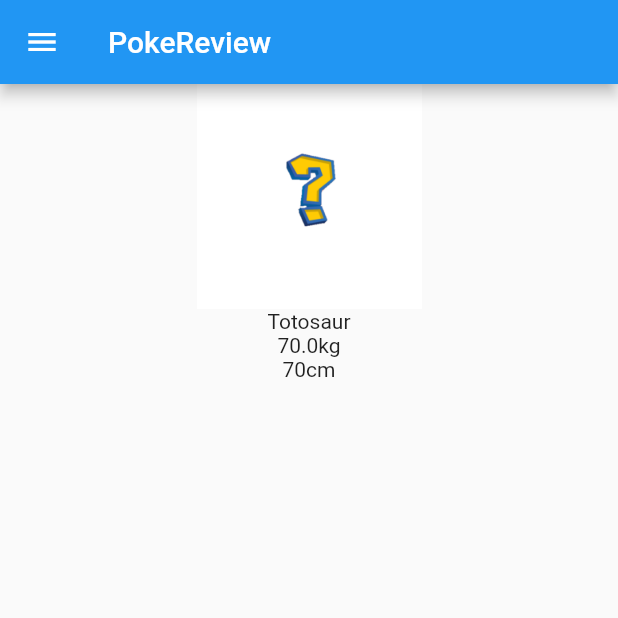
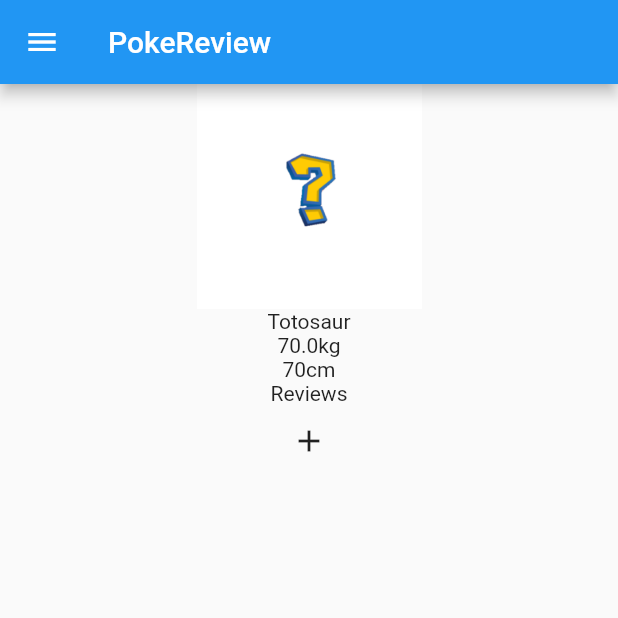
Before and after one commit to Les-gens/PokeReview, a Flutter app: the PokemonPage screen opened directly with empty values, on a phone screen of 412 x 824 dp, the top half of it. Run offline on Flutter 3.47's test engine with Material 2 defaults, Android fonts, the phone set to English and light mode, and no system bars; our stand-ins replace cloud_firestore, firebase_auth, firebase_core; accounts and stored records are empty; network calls fail; statements that could not run were skipped.

Commit message:
comments implem sort of

```diff
--- /dev/null
+++ b/lib/data/models/comment.dart
@@ -0,0 +1,30 @@
+import 'package:flutter/material.dart';
+
+class Comment {
+  String? userid;
+  String? pokemonid;
+  String? content;
+
+  Comment({required this.pokemonid, required this.userid, required this.content});
+
+  factory Comment.fromJson(Map<String, dynamic> json) => _commentFromJson(json);
+
+  Map<String, dynamic> toJson() => _commentToJson(this);
+
+  @override
+  String toString() => 'Comment<content: $content, userid: $userid, pokemonid, $pokemonid>';
+}
+
+Comment _commentFromJson(Map<String, dynamic> json) {
+  return Comment(
+    content: json['content'] as String,
+    pokemonid: json['pokemonid'] as String,
+    userid: json['userid'] as String,
+  );
+}
+
+Map<String, dynamic> _commentToJson(Comment instance) => <String, dynamic>{
+      'content': instance.content,
+      'pokemonid': instance.pokemonid,
+      'userid': instance.userid,
+    };
--- /dev/null
+++ b/lib/data/providers/comments_provider.dart
@@ -0,0 +1,65 @@
+import 'package:cloud_firestore/cloud_firestore.dart';
+import 'package:firebase_auth/firebase_auth.dart';
+import 'package:poke_review/data/models/comment.dart';
+
+import 'firebase_auth_provider.dart';
+
+class CommentsProvider {
+
+  CommentsProvider._privateConstructor();
+
+  static final CommentsProvider _singleton = CommentsProvider
+      ._privateConstructor();
+
+  final commentsCollection = FirebaseFirestore.instance
+      .collection('comments');
+
+  factory CommentsProvider() => _singleton;
+
+  Comment _commentFromSnapshot(var snapshot) {
+    var data = snapshot.data();
+
+    if (data == null) {
+      throw Exception('Comment not found');
+    }
+    return Comment(
+      userid: data['userid'],
+      pokemonid: data['pokemonid'],
+      content: data['content'],
+    );
+  }
+
+  List<Comment> _commentsListFromSnapshot(
+      QuerySnapshot<Map<String, dynamic>> snapshot) {
+    var list = snapshot.docs.map((doc) {
+      return _commentFromSnapshot(doc);
+    }).toList();
+    print('list is $list');
+    return list;
+  }
+
+  Stream<List<Comment>> get comments {
+    return commentsCollection.snapshots().map(_commentsListFromSnapshot);
+  }
+
+  Future<Stream<List<Comment>>> get commentsFromCurrentUser async {
+    final currentUser = await FirebaseAuth.instance.currentUser!;
+    return commentsCollection.where('userid', isEqualTo: currentUser.uid.toString())
+        .snapshots().map(_commentsListFromSnapshot);
+  }
+
+  Stream<List<Comment>> getCommentsFromPokemon(var pokemonID)  {
+    print('pokemonid $pokemonID');
+    return commentsCollection.where('pokemonid', isEqualTo: pokemonID.toString()).snapshots().map(_commentsListFromSnapshot);
+  }
+
+  void saveComment(var pokemonID, var userID, String content) {
+    commentsCollection.add({
+      'content': content,
+      'pokemonid': pokemonID,
+      'userid': userID,
+    });
+  }
+
+
+}
--- /dev/null
+++ b/lib/data/repositories/comments_repository.dart
@@ -0,0 +1,3 @@
+class CommentsRepository {
+
+}
--- a/lib/pages/pokemon_page.dart
+++ b/lib/pages/pokemon_page.dart
@@ -1,9 +1,12 @@
 import 'package:cloud_firestore/cloud_firestore.dart';
 import 'package:flutter/material.dart';
+import 'package:poke_review/data/providers/comments_provider.dart';
 import 'package:poke_review/data/viewmodels/one_pokemon_view_model.dart';
+import 'package:poke_review/pages/widgets/comment_form.dart';
 import 'package:poke_review/pages/widgets/custom_scaffold.dart';
 import 'package:poke_review/pages/widgets/pokemon_details.dart';
 import 'package:provider/provider.dart';
+import 'package:poke_review/data/models/comment.dart';
 
 class PokemonPage extends StatefulWidget {
   final String pokemonUrl;
@@ -15,55 +18,73 @@ class PokemonPage extends StatefulWidget {
 }
 
 class _PokemonPageState extends State<PokemonPage> {
-
   @override
   void initState() {
     super.initState();
-    Provider.of<OnePokemonViewModel>(context, listen: false).fetchPokemon(widget.pokemonUrl);
+    Provider.of<OnePokemonViewModel>(context, listen: false)
+        .fetchPokemon(widget.pokemonUrl);
+    List<String> pokemonUrlSplitted = widget.pokemonUrl.split('/');
+    Provider.of<CommentsProvider>(context, listen: false).getCommentsFromPokemon(pokemonUrlSplitted[pokemonUrlSplitted.length-2])
+        .asBroadcastStream();
   }
 
   @override
   Widget build(BuildContext context) {
     final vm = Provider.of<OnePokemonViewModel>(context);
+    final commentsStream = Provider.of<CommentsProvider>(context).comments;
+
     return CustomScaffold(
-      body: Column(
-        children: [
-          PokemonDetails(pokemon: vm.pokemon),
-          SizedBox(
-            height: 100,
-            child: StreamBuilder(
-              stream: FirebaseFirestore.instance.collection('comments').snapshots(),
-              builder: (context, AsyncSnapshot<QuerySnapshot> snapshot) {
-                var res = [];
-                if (snapshot.hasData) {
-                  for (QueryDocumentSnapshot<Object?> i in snapshot.data!.docs){
-                    res.add(i["content"]);
-                  }
-                }
-                if (snapshot.connectionState.toString() == ConnectionState.active.toString()) {
-                  return ListView.separated(
-                    itemBuilder: (BuildContext context, int index) {
-                      return Text(res[index]);
-                    },
-                    separatorBuilder: (BuildContext context, int index) => const Divider(),
-                    itemCount: res.length,
-                  );
-                } else {
-                  return const CircularProgressIndicator();
-                }
+        body: Column(
+      children: [
+        PokemonDetails(pokemon: vm.pokemon),
+        Text('Reviews'),
+        IconButton(onPressed: () async {
+          await Navigator.push(
+            context,
+            MaterialPageRoute(
+                builder: (context) => CommentForm(pokemonID: vm.pokemon!.id.toString())),
+          );
+        }, icon: const Icon(Icons.add), tooltip: 'Add a review'),
+        StreamBuilder<List<Comment>>(
+          stream: commentsStream,
+          builder:
+              (BuildContext context, AsyncSnapshot<List<Comment>> snapshot) {
+            if (snapshot.hasError) {
+              return Text('Oops something went wrong');
+            }
 
-              },
-            ),
-          )
-        ],
-      )
+            if (snapshot.connectionState == ConnectionState.waiting) {
+              return Text("Loading");
+            }
+            print(snapshot);
+            return ListView(
+                scrollDirection: Axis.vertical,
+                shrinkWrap: true,
+                children: snapshot.data!.map((Comment comment) {
+              return ListTile(
+                title: Text(comment.content ?? 'toto'),
+                subtitle: Text('tata'),
+              );
+            }).toList());
+          },
+        ),
+      ],
+    ));
+  }
+}
+
+class CommentTile extends StatelessWidget {
+  Comment comment;
+
+  CommentTile(this.comment, {Key? key}) : super(key: key);
+
+  @override
+  Widget build(BuildContext context) {
+    return ListTile(
+      title: Text(comment.content ?? 'hello'),
     );
   }
-
 }
-
-
-
 
 // return snapshot.data?.docs[index]
 //                     return Text(snapshot.data?.docs[index][])
--- a/lib/pages/widgets/pokemon_card.dart
+++ b/lib/pages/widgets/pokemon_card.dart
@@ -21,7 +21,7 @@ class PokemonCard extends StatelessWidget{
           context,
           MaterialPageRoute(
             settings: const RouteSettings(name: '/pokemon_details'),
-            builder: (context) => PokemonPage(pokemonUrl: pokemon.url ?? 'https://pokeapi.co/api/v2/pokemon/2/',),
+            builder: (context) => PokemonPage(pokemonUrl: pokemon.url ?? 'https://pokeapi.co/api/v2/pokemon/2/'),
           )
         );
       },
--- a/lib/register_screen.dart
+++ b/lib/register_screen.dart
@@ -1,5 +1,6 @@
 import 'package:firebase_auth/firebase_auth.dart';
 import 'package:flutter/material.dart';
+import 'package:poke_review/pages/pokemon_list_page.dart';
 import 'main.dart';
 import 'signin_screen.dart';
 
@@ -48,7 +49,7 @@ class _RegisterScreenState extends State<RegisterScreen> {
                         context,
                         MaterialPageRoute(
                             builder: (context) =>
-                            const MyHomePage(title: 'Home Page')),
+                            const PokemonListPage()),
                       );
                     } on FirebaseAuthException catch (e) {
                       showDialog(
--- a/lib/signin_screen.dart
+++ b/lib/signin_screen.dart
@@ -1,6 +1,8 @@
 import 'package:firebase_auth/firebase_auth.dart';
 import 'package:flutter/material.dart';
+import 'package:flutter/services.dart';
 import 'package:poke_review/main.dart';
+import 'package:poke_review/pages/pokemon_list_page.dart';
 
 import 'register_screen.dart';
 
@@ -49,14 +51,14 @@ class _SignInScreenState extends State<SignInScreen> {
                         context,
                         MaterialPageRoute(
                             builder: (context) =>
-                                const MyHomePage(title: 'Home Page')),
+                            const PokemonListPage()),
                       );
                     } on FirebaseAuthException catch (e) {
                       showDialog(
                         context: context,
                         builder: (ctx) => AlertDialog(
                           title: Text("Ops! Login Failed"),
-                          content: Text('${e.message}'),
+                          content: Text('$e'),
                           actions: [
                             TextButton(
                               onPressed: () {
```
Also changed, not shown: lib/data/viewmodels/comments_view_model.dart (added, +15 -0 lines), lib/main.dart (+5 -3 lines), lib/pages/widgets/comment_form.dart (added, +45 -0 lines), lib/pages/widgets/comment_card.dart (deleted), pubspec.lock, 1 other file.
